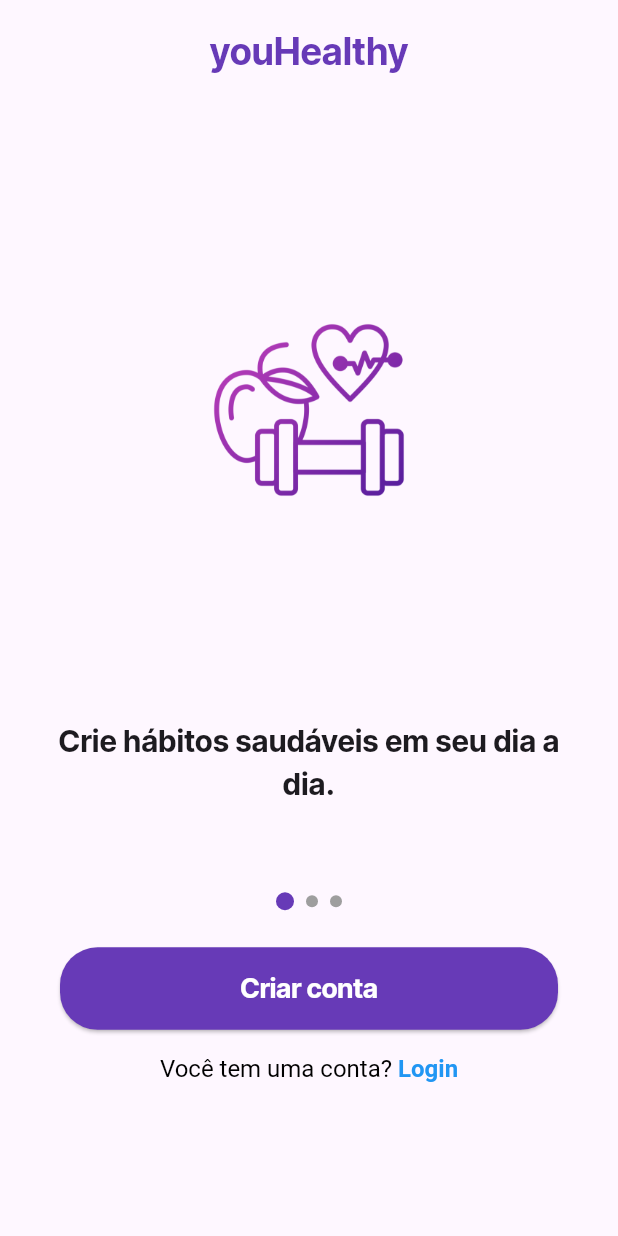
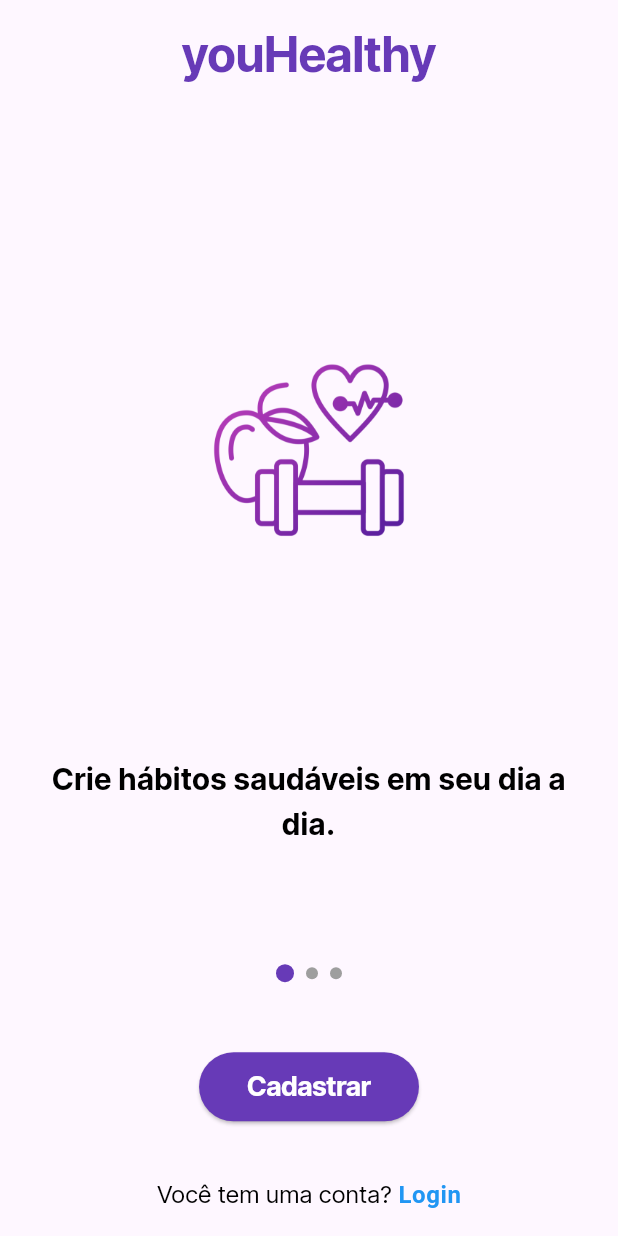
Before and after one commit to AndersonMarques0/youHealthy, a Flutter app: the screen it shows after launch, after a tap on "Começar", on a phone screen of 412 x 824 dp. Run offline on Flutter 3.47's test engine with Material 3 defaults, Android fonts, the phone set to English and light mode, and no system bars; our stand-ins replace google_fonts; network calls fail.

Commit message:
widgets da introdute page

```diff
--- a/youhealthy/lib/main.dart
+++ b/youhealthy/lib/main.dart
@@ -4,7 +4,7 @@ import 'package:youhealthy/screens/home_page.dart';
 import 'package:youhealthy/screens/login_page.dart';
 import 'package:youhealthy/screens/signup_page.dart';
 import 'package:youhealthy/screens/introdute_page.dart';
-import 'package:google_fonts/google_fonts.dart'; // Importação adicionada
+import 'package:google_fonts/google_fonts.dart';
 
 void main() {
   runApp(const YouHealthyApp());
@@ -33,6 +33,16 @@ class YouHealthyApp extends StatelessWidget {
               fontWeight: FontWeight.w600,
               color: Colors.black,
             ),
+            bodyLarge: baseTextTheme.bodyLarge?.copyWith(
+              fontSize: 20,
+              fontWeight: FontWeight.bold,
+              color: Colors.black,
+            ),
+            titleLarge: baseTextTheme.titleLarge?.copyWith(
+              fontSize: 24,
+              fontWeight: FontWeight.bold,
+              color: Colors.deepPurple,
+            ),
           ),
         ),
         elevatedButtonTheme: ElevatedButtonThemeData(
@@ -48,6 +58,12 @@ class YouHealthyApp extends StatelessWidget {
             ),
           ),
         ),
+        buttonTheme: const ButtonThemeData(
+          buttonColor: Colors.deepPurple,
+          shape: RoundedRectangleBorder(
+            borderRadius: BorderRadius.all(Radius.circular(25)),
+          ),
+        )
       ),
 
       initialRoute: '/welcome',
--- a/youhealthy/lib/screens/introdute_page.dart
+++ b/youhealthy/lib/screens/introdute_page.dart
@@ -1,5 +1,8 @@
 import 'package:flutter/material.dart';
 import 'package:flutter/services.dart';
+import 'package:youhealthy/widgets/intro_content_card.dart';
+import 'package:youhealthy/widgets/intro_dot_indicator.dart';
+import 'package:youhealthy/widgets/intro_button.dart';
 
 class IntroPage extends StatefulWidget {
   const IntroPage({super.key});
@@ -12,7 +15,7 @@ class _IntroPageState extends State<IntroPage> {
   final PageController _pageController = PageController();
   int _currentPage = 0;
 
-  final List<Map<String, String>> pages = [
+  final List<Map<String, String>> pages = const [
     {
       "image": "assets/images/saude.png",
       "text": "Crie hábitos saudáveis em seu dia a dia."
@@ -38,13 +41,17 @@ class _IntroPageState extends State<IntroPage> {
 
   @override
   void dispose() {
-
+    _pageController.dispose();
     super.dispose();
   }
 
   @override
   Widget build(BuildContext context) {
     final size = MediaQuery.of(context).size;
+    final titleStyle = Theme.of(context).textTheme.titleLarge;
+    final double responsiveTitleFontSize = (titleStyle?.fontSize ?? 24.0) + size.width * 0.02;
+    final double imageAreaHeight = size.height * 0.40;
+
 
     return Scaffold(
       body: LayoutBuilder(
@@ -58,17 +65,16 @@ class _IntroPageState extends State<IntroPage> {
                 child: Padding(
                   padding: const EdgeInsets.symmetric(horizontal: 24.0, vertical: 16.0),
                   child: Column(
+                    mainAxisAlignment: MainAxisAlignment.spaceBetween,
                     children: [
                       Text(
                         "youHealthy",
-                        style: TextStyle(
-                          fontSize: size.width * 0.06,
-                          fontWeight: FontWeight.bold,
-                          color: Colors.deepPurple,
+                        style: titleStyle?.copyWith(
+                          fontSize: responsiveTitleFontSize,
                         ),
                       ),
+
                       SizedBox(height: size.height * 0.03),
-
                       SizedBox(
                         height: size.height * 0.60,
                         child: PageView.builder(
@@ -81,89 +87,42 @@ class _IntroPageState extends State<IntroPage> {
                           },
                           itemBuilder: (context, index) {
                             final page = pages[index];
-                            return Column(
-                              mainAxisAlignment: MainAxisAlignment.center,
-                              children: [
-                                Image.asset(
-                                  page["image"]!,
-                                  height: size.height * 0.40,
-                                  fit: BoxFit.contain,
-                                ),
-                                SizedBox(height: size.height * 0.05),
-                                Text(
-                                  page["text"]!,
-                                  textAlign: TextAlign.center,
-                                  style: const TextStyle(
-                                    fontSize: 20,
-                                    fontWeight: FontWeight.bold,
-                                  ),
-                                ),
-                              ],
+                            return IntroContentCard(
+                              imagePath: page["image"]!,
+                              text: page["text"]!,
+                              imageHeight: imageAreaHeight,
                             );
                           },
                         ),
                       ),
 
                       SizedBox(height: size.height * 0.03),
-
                       Row(
                         mainAxisAlignment: MainAxisAlignment.center,
                         children: List.generate(
                           pages.length,
-                          (index) => Container(
-                            margin: const EdgeInsets.symmetric(horizontal: 4),
-                            width: _currentPage == index ? 12 : 8,
-                            height: _currentPage == index ? 12 : 8,
-                            decoration: BoxDecoration(
-                              shape: BoxShape.circle,
-                              color: _currentPage == index
-                                  ? Colors.deepPurple
-                                  : Colors.grey,
-                            ),
+                          (index) => IntroDotIndicator(
+                            index: index,
+                            currentPage: _currentPage,
                           ),
                         ),
                       ),
 
                       SizedBox(height: size.height * 0.03),
+                      const IntroButton(),
 
-                      Padding(
-                        padding: const EdgeInsets.symmetric(horizontal: 16),
-                        child: SizedBox(
-                          width: double.infinity,
-                          height: 55,
-                          child: ElevatedButton(
-                            style: ElevatedButton.styleFrom(
-                              backgroundColor: Colors.deepPurple,
-                              shape: RoundedRectangleBorder(
-                                borderRadius: BorderRadius.circular(25),
-                              ),
-                            ),
-                            onPressed: () {
-                              Navigator.pushNamed(context, '/sign');
-                            },
-                            child: const Text(
-                              "Criar conta",
-                              style: TextStyle(
-                                fontSize: 18,
-                                color: Colors.white,
-                                fontWeight: FontWeight.bold,
-                              ),
-                            ),
-                          ),
-                        ),
-                      ),
                       SizedBox(height: size.height * 0.02),
                       GestureDetector(
                         onTap: () {
                           Navigator.pushNamed(context, '/login');
                         },
                         child: RichText(
-                          text: const TextSpan(
-                            style: TextStyle(
+                          text: TextSpan(
+                            style: Theme.of(context).textTheme.bodySmall?.copyWith(
                               color: Colors.black,
                               fontSize: 16,
                             ),
-                            children: [
+                            children: const [
                               TextSpan(text: "Você tem uma conta? "),
                               TextSpan(
                                 text: "Login",
--- /dev/null
+++ b/youhealthy/lib/widgets/intro_button.dart
@@ -0,0 +1,28 @@
+import 'package:flutter/material.dart';
+
+class IntroButton extends StatelessWidget {
+  const IntroButton({super.key});
+
+  @override
+  Widget build(BuildContext context) {
+    return ElevatedButton(
+      onPressed: () {
+        Navigator.of(context).pushNamed('/sign');
+      },
+      style: ElevatedButton.styleFrom(
+        backgroundColor: Colors.deepPurple,
+        padding: const EdgeInsets.symmetric(horizontal: 32, vertical: 12),
+        shape: RoundedRectangleBorder(
+          borderRadius: BorderRadius.circular(24),
+        ),
+      ),
+      child: const Text(
+        'Cadastrar',
+        style: TextStyle(
+          color: Colors.white,
+          fontSize: 18,
+        ),
+      ),
+    );
+  }
+}
--- /dev/null
+++ b/youhealthy/lib/widgets/intro_content_card.dart
@@ -0,0 +1,36 @@
+import 'package:flutter/material.dart';
+
+class IntroContentCard extends StatelessWidget {
+  final String imagePath;
+  final String text;
+  final double imageHeight;
+
+  const IntroContentCard({
+    super.key,
+    required this.imagePath,
+    required this.text,
+    required this.imageHeight,
+  });
+
+  @override
+  Widget build(BuildContext context) {
+    final textStyle = Theme.of(context).textTheme.bodyLarge;
+
+    return Column(
+      mainAxisAlignment: MainAxisAlignment.center,
+      children: [
+        Image.asset(
+          imagePath,
+          height: imageHeight,
+          fit: BoxFit.contain,
+        ),
+        SizedBox(height: imageHeight * 0.12),
+        Text(
+          text,
+          textAlign: TextAlign.center,
+          style: textStyle,
+        ),
+      ],
+    );
+  }
+}
--- /dev/null
+++ b/youhealthy/lib/widgets/intro_dot_indicator.dart
@@ -0,0 +1,33 @@
+import 'package:flutter/material.dart';
+
+class IntroDotIndicator extends StatelessWidget {
+  final int index;
+  final int currentPage;
+  final Color activeColor;
+  final Color inactiveColor;
+
+  const IntroDotIndicator({
+    super.key,
+    required this.index,
+    required this.currentPage,
+    this.activeColor = Colors.deepPurple,
+    this.inactiveColor = Colors.grey,
+  });
+
+  @override
+  Widget build(BuildContext context) {
+    final bool isActive = currentPage == index;
+    final double size = isActive ? 12 : 8;
+
+    return AnimatedContainer(
+      duration: const Duration(milliseconds: 150),
+      margin: const EdgeInsets.symmetric(horizontal: 4),
+      width: size,
+      height: size,
+      decoration: BoxDecoration(
+        shape: BoxShape.circle,
+        color: isActive ? activeColor : inactiveColor,
+      ),
+    );
+  }
+}
```
